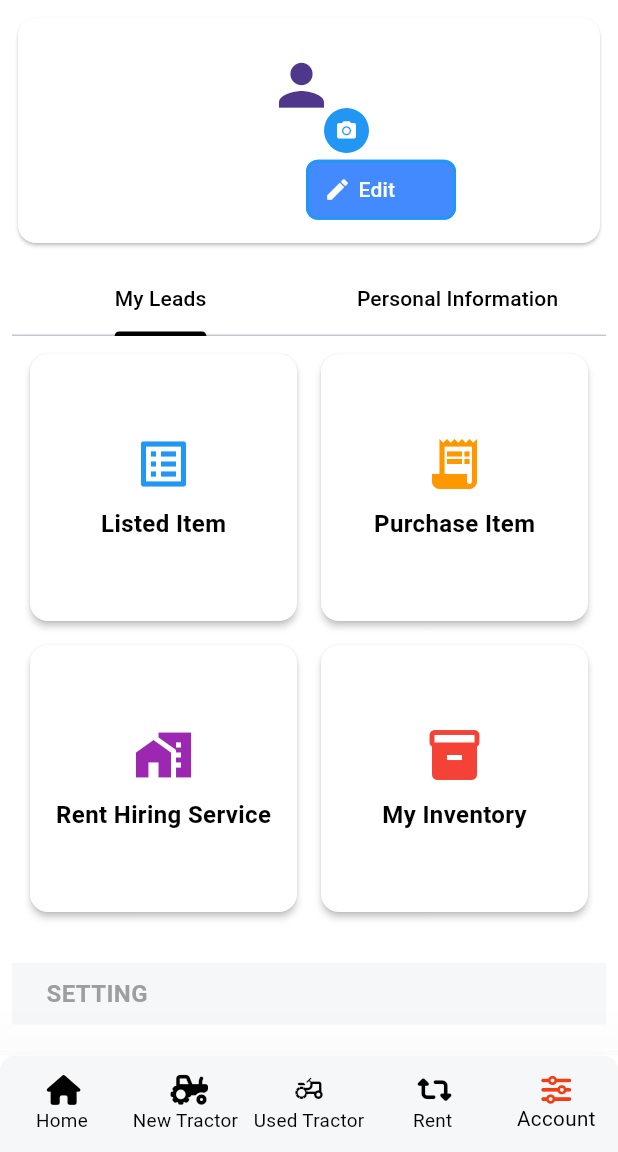
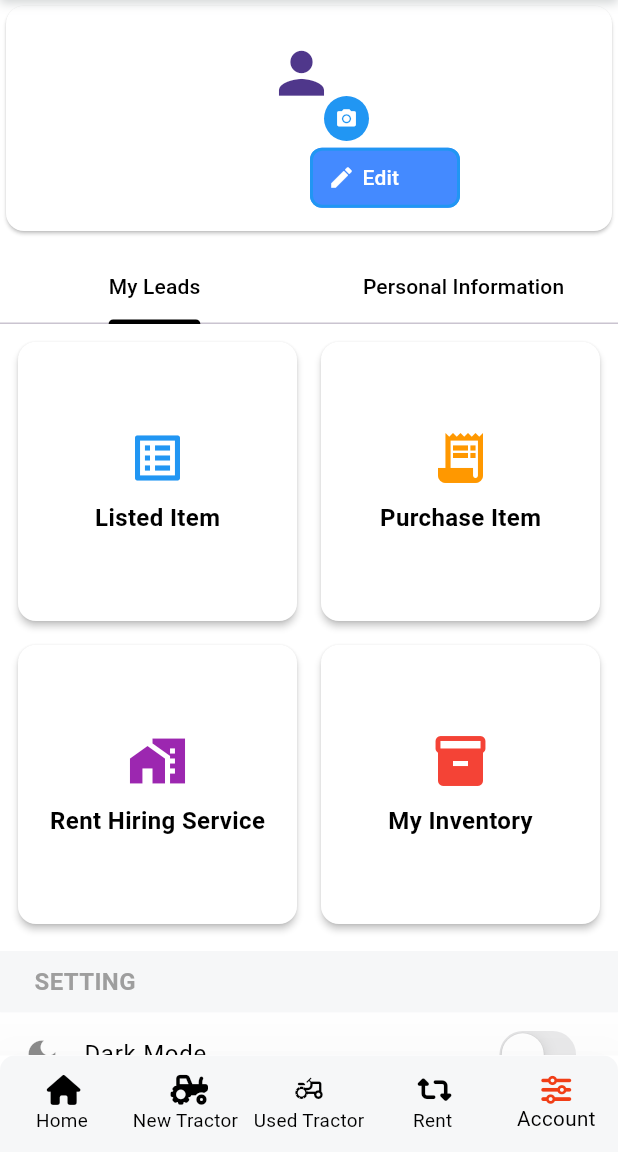
Before and after one commit to Ramdev-Lodhi/farm_connects, a Flutter app: the HomeLayout screen opened directly, item 5 of the bottom bar chosen, on a phone screen of 412 x 824 dp, the part 84-1236 px from its top. Run offline on Flutter 3.47's test engine with Material 3 defaults, Android fonts, the light colour scheme and no system bars; our stand-ins replace bloc, cached_network_image, carousel_slider, conditional_builder_null_safety, dio, flutter_bloc and 12 more; missing offline and left inert: dart:ffi; accounts and stored records are empty; network calls fail; Roboto replaces fonts that are missing (Poppens); project files that could hold a hidden picture were left out.

Commit message:
feat: update code

```diff
--- a/lib/layout/home_layout.dart
+++ b/lib/layout/home_layout.dart
@@ -8,6 +8,7 @@ import 'package:flutter/material.dart';
 import 'package:flutter_bloc/flutter_bloc.dart';
 import 'package:flutter_screenutil/flutter_screenutil.dart';
 import '../config/location/location_permission.dart';
+import '../constants/styles/colors.dart';
 import '../cubits/home_cubit/home_states.dart';
 import '../cubits/home_cubit/home_cubit.dart';
 import '../cubits/rent_cubit/rent_cubit.dart';
@@ -62,9 +63,21 @@ class _HomeLayoutState extends State<HomeLayout> {
                 floating: true,
                 pinned: true,
                 // backgroundColor: Colors.white,
-                elevation: 5,
-                shadowColor: Colors.black.withOpacity(0.5),
+                elevation: 0,
+                // shadowColor: Colors.black.withOpacity(0.5),
                 // flexibleSpace: FlexibleSpaceBar(
+                flexibleSpace: Container(
+                  decoration: BoxDecoration(
+                    color: cubit.isDark ? asmarFate7 : Colors.white,
+                    boxShadow: [
+                      BoxShadow(
+                        color: asmarFate7.withOpacity(0.2),
+                        offset: Offset(0, 2),
+                        blurRadius: 5,
+                      ),
+                    ],
+                  ),
+                ),
                 title: Padding(
                   padding: const EdgeInsets.only(top: 5),
                   child: Row(
--- a/lib/screen/account_screen.dart
+++ b/lib/screen/account_screen.dart
@@ -61,9 +61,7 @@ class _AccountScreenState extends State<AccountScreen>
           },
           child: Scaffold(
             backgroundColor: cubit.isDark ? Colors.black : Colors.white,
-            body: Padding(
-              padding: const EdgeInsets.all(8.0),
-              child: SingleChildScrollView(
+            body: SingleChildScrollView(
               physics: BouncingScrollPhysics(),
               child: Container(
                 width: double.infinity,
@@ -234,7 +232,6 @@ class _AccountScreenState extends State<AccountScreen>
                       ),
                     ),
                   ],
-                  ),
                 ),
               ),
             ),
```
Also changed, not shown: lib/screen/home_screen.dart (+5 -4 lines). Lines whose indentation alone changed are shown as unchanged.
